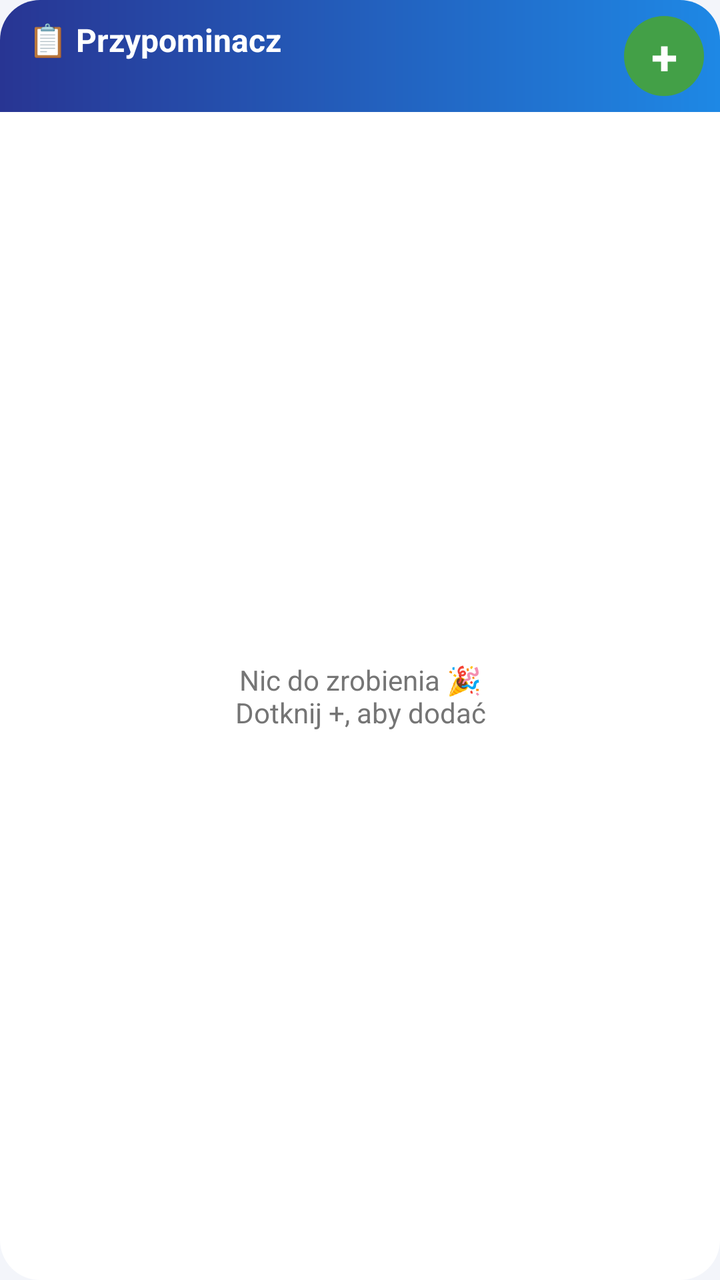
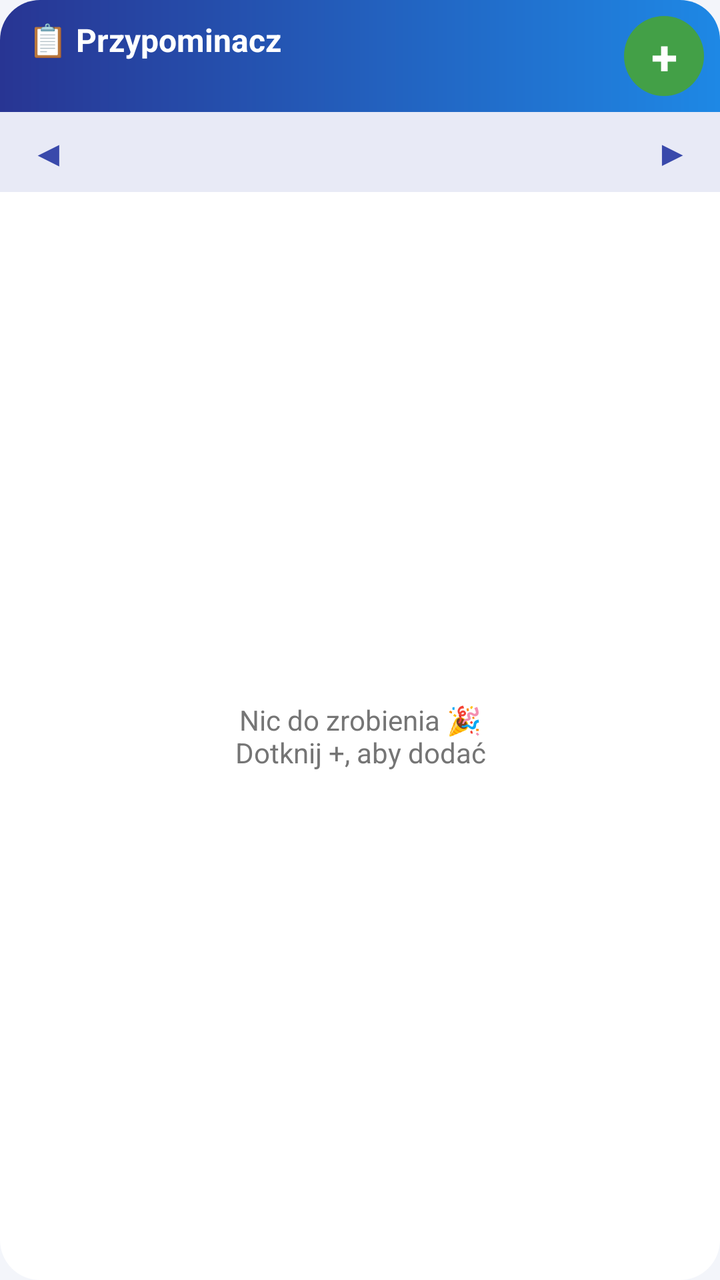

Two renders of the same Android screen: before a commit and after it. Below are the layout's source before the change and the commit's diff.
<!-- AndroidManifest.xml: application theme Theme.Przypominacz -->
<!-- res/layout/widget.xml -->
<?xml version="1.0" encoding="utf-8"?>
<LinearLayout xmlns:android="http://schemas.android.com/apk/res/android"
    android:layout_width="match_parent"
    android:layout_height="match_parent"
    android:background="@drawable/widget_bg"
    android:orientation="vertical">

    <LinearLayout
        android:layout_width="match_parent"
        android:layout_height="wrap_content"
        android:background="@drawable/widget_header_bg"
        android:gravity="center_vertical"
        android:orientation="horizontal"
        android:paddingStart="14dp"
        android:paddingTop="8dp"
        android:paddingEnd="8dp"
        android:paddingBottom="8dp">

        <LinearLayout
            android:layout_width="0dp"
            android:layout_height="wrap_content"
            android:layout_weight="1"
            android:orientation="vertical">

            <TextView
                android:id="@+id/w_title"
                android:layout_width="match_parent"
                android:layout_height="wrap_content"
                android:text="📋 Przypominacz"
                android:textColor="#FFFFFF"
                android:textSize="16sp"
                android:textStyle="bold" />

            <TextView
                android:id="@+id/w_date"
                android:layout_width="match_parent"
                android:layout_height="wrap_content"
                android:textColor="#E3E8FF"
                android:textSize="12sp" />
        </LinearLayout>

        <TextView
            android:id="@+id/w_add"
            android:layout_width="40dp"
            android:layout_height="40dp"
            android:background="@drawable/circle_green"
            android:gravity="center"
            android:text="+"
            android:textColor="#FFFFFF"
            android:textSize="24sp"
            android:textStyle="bold" />
    </LinearLayout>

    <FrameLayout
        android:layout_width="match_parent"
        android:layout_height="0dp"
        android:layout_weight="1">

        <ListView
            android:id="@+id/w_list"
            android:layout_width="match_parent"
            android:layout_height="match_parent"
            android:divider="@null"
            android:dividerHeight="0dp"
            android:paddingBottom="6dp"
            android:clipToPadding="false" />

        <TextView
            android:id="@+id/w_empty"
            android:layout_width="match_parent"
            android:layout_height="match_parent"
            android:gravity="center"
            android:padding="12dp"
            android:text="Nic do zrobienia 🎉\nDotknij +, aby dodać"
            android:textColor="#757575"
            android:textSize="14sp" />
    </FrameLayout>
</LinearLayout>
<!-- resources referenced by this layout -->
<resources>
  <!-- drawable circle_green (drawable) -->
  <?xml version="1.0" encoding="utf-8"?>
  <shape xmlns:android="http://schemas.android.com/apk/res/android" android:shape="oval">
      <solid android:color="#43A047" />
  </shape>
  <!-- drawable widget_bg (drawable) -->
  <?xml version="1.0" encoding="utf-8"?>
  <shape xmlns:android="http://schemas.android.com/apk/res/android" android:shape="rectangle">
      <solid android:color="#F7FFFFFF" />
      <corners android:radius="20dp" />
  </shape>
  <!-- drawable widget_header_bg (drawable) -->
  <?xml version="1.0" encoding="utf-8"?>
  <shape xmlns:android="http://schemas.android.com/apk/res/android" android:shape="rectangle">
      <gradient
          android:angle="0"
          android:endColor="#1E88E5"
          android:startColor="#283593" />
      <corners
          android:topLeftRadius="20dp"
          android:topRightRadius="20dp"
          android:bottomLeftRadius="0dp"
          android:bottomRightRadius="0dp" />
  </shape>
  <style name="Theme.Przypominacz" parent="Theme.Material3.Light.NoActionBar">
          <item name="colorPrimary">#3949AB</item>
          <item name="colorOnPrimary">#FFFFFF</item>
          <item name="colorSecondary">#43A047</item>
          <item name="colorSecondaryContainer">#C8E6C9</item>
          <item name="android:statusBarColor">#283593</item>
          <item name="android:windowLightStatusBar">false</item>
          <item name="android:navigationBarColor">#F3F5FA</item>
          <item name="android:windowBackground">@color/bg</item>
      </style>
  <color name="bg">#F3F5FA</color>
</resources>

<!-- the commit's change to res/layout/widget.xml (unified diff, before → after) -->
@@ -51,6 +51,44 @@
             android:textStyle="bold" />
     </LinearLayout>
 
+    <LinearLayout
+        android:layout_width="match_parent"
+        android:layout_height="wrap_content"
+        android:background="#E8EAF6"
+        android:gravity="center_vertical"
+        android:orientation="horizontal">
+
+        <TextView
+            android:id="@+id/w_prev"
+            android:layout_width="48dp"
+            android:layout_height="40dp"
+            android:gravity="center"
+            android:text="◀"
+            android:textColor="#3949AB"
+            android:textSize="18sp" />
+
+        <TextView
+            android:id="@+id/w_month"
+            android:layout_width="0dp"
+            android:layout_height="wrap_content"
+            android:layout_weight="1"
+            android:gravity="center"
+            android:paddingTop="6dp"
+            android:paddingBottom="6dp"
+            android:textColor="#283593"
+            android:textSize="14sp"
+            android:textStyle="bold" />
+
+        <TextView
+            android:id="@+id/w_next"
+            android:layout_width="48dp"
+            android:layout_height="40dp"
+            android:gravity="center"
+            android:text="▶"
+            android:textColor="#3949AB"
+            android:textSize="18sp" />
+    </LinearLayout>
+
     <FrameLayout
         android:layout_width="match_parent"
         android:layout_height="0dp"
